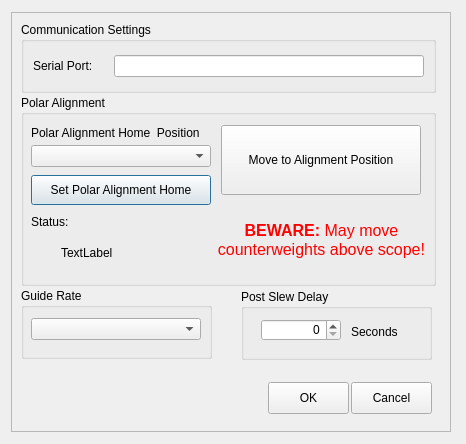
rpineau/SkyWatcher, file Skywatcher.ui: the form before one commit.
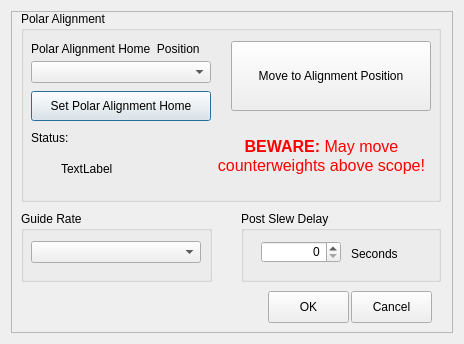
The form after the commit. Custom widgets are drawn as their Qt base class.

Commit message: Added the serial dialog settings. Fix the UI.

Patch:
```diff
--- a/Skywatcher.ui
+++ b/Skywatcher.ui
@@ -6,8 +6,8 @@
    <rect>
     <x>0</x>
     <y>0</y>
-    <width>466</width>
-    <height>444</height>
+    <width>464</width>
+    <height>344</height>
    </rect>
   </property>
   <property name="sizePolicy">
@@ -16,6 +16,18 @@
     <verstretch>0</verstretch>
    </sizepolicy>
   </property>
+  <property name="minimumSize">
+   <size>
+    <width>464</width>
+    <height>344</height>
+   </size>
+  </property>
+  <property name="maximumSize">
+   <size>
+    <width>464</width>
+    <height>344</height>
+   </size>
+  </property>
   <property name="windowTitle">
    <string>Setup Skywatcher</string>
   </property>
@@ -25,22 +37,22 @@
      <property name="enabled">
       <bool>true</bool>
      </property>
-     <property name="sizePolicy">
-      <sizepolicy hsizetype="Fixed" vsizetype="Fixed">
-       <horstretch>0</horstretch>
-       <verstretch>0</verstretch>
-      </sizepolicy>
-     </property>
      <property name="minimumSize">
       <size>
-       <width>440</width>
-       <height>420</height>
+       <width>1</width>
+       <height>1</height>
       </size>
      </property>
      <property name="maximumSize">
       <size>
-       <width>426</width>
-       <height>420</height>
+       <width>99999</width>
+       <height>99999</height>
+      </size>
+     </property>
+     <property name="sizeIncrement">
+      <size>
+       <width>1</width>
+       <height>1</height>
       </size>
      </property>
      <property name="frameShape">
@@ -49,74 +61,6 @@
      <property name="frameShadow">
       <enum>QFrame::Raised</enum>
      </property>
-     <widget class="QGroupBox" name="groupBox">
-      <property name="geometry">
-       <rect>
-        <x>10</x>
-        <y>10</y>
-        <width>415</width>
-        <height>71</height>
-       </rect>
-      </property>
-      <property name="sizePolicy">
-       <sizepolicy hsizetype="Preferred" vsizetype="Fixed">
-        <horstretch>0</horstretch>
-        <verstretch>0</verstretch>
-       </sizepolicy>
-      </property>
-      <property name="title">
-       <string>Communication Settings</string>
-      </property>
-      <layout class="QHBoxLayout" name="horizontalLayout">
-       <item>
-        <widget class="QLabel" name="label_8">
-         <property name="sizePolicy">
-          <sizepolicy hsizetype="Minimum" vsizetype="Preferred">
-           <horstretch>0</horstretch>
-           <verstretch>0</verstretch>
-          </sizepolicy>
-         </property>
-         <property name="minimumSize">
-          <size>
-           <width>75</width>
-           <height>0</height>
-          </size>
-         </property>
-         <property name="maximumSize">
-          <size>
-           <width>25</width>
-           <height>16777215</height>
-          </size>
-         </property>
-         <property name="text">
-          <string>Serial Port:</string>
-         </property>
-        </widget>
-       </item>
-       <item>
-        <widget class="QLineEdit" name="lineEdit">
-         <property name="toolTip">
-          <string>&lt;!DOCTYPE HTML PUBLIC &quot;-//W3C//DTD HTML 4.0//EN&quot; &quot;http://www.w3.org/TR/REC-html40/strict.dtd&quot;&gt;
-&lt;html&gt;&lt;head&gt;&lt;meta name=&quot;qrichtext&quot; content=&quot;1&quot; /&gt;&lt;style type=&quot;text/css&quot;&gt;
-p, li { white-space: pre-wrap; }
-&lt;/style&gt;&lt;/head&gt;&lt;body style=&quot; font-family:'MS Shell Dlg 2'; font-size:8.25pt; font-weight:400; font-style:normal;&quot;&gt;
-&lt;p style=&quot; margin-top:0px; margin-bottom:0px; margin-left:0px; margin-right:0px; -qt-block-indent:0; text-indent:0px;&quot;&gt;&lt;span style=&quot; font-size:8pt;&quot;&gt;Enter the name of the port. On Windows, this will be a COM port e.g. COM3. You can use&lt;/span&gt;&lt;/p&gt;
-&lt;p style=&quot; margin-top:0px; margin-bottom:0px; margin-left:0px; margin-right:0px; -qt-block-indent:0; text-indent:0px;&quot;&gt;&lt;span style=&quot; font-size:8pt;&quot;&gt; e.g. a Software Bisque mount com port chooser to find this out if you don't know, or the &lt;/span&gt;&lt;/p&gt;
-&lt;p style=&quot; margin-top:0px; margin-bottom:0px; margin-left:0px; margin-right:0px; -qt-block-indent:0; text-indent:0px;&quot;&gt;&lt;span style=&quot; font-size:8pt;&quot;&gt;EQMOD ascom driver (likely to be a better choice than this simplified version).&lt;/span&gt;&lt;/p&gt;
-&lt;p style=&quot;-qt-paragraph-type:empty; margin-top:0px; margin-bottom:0px; margin-left:0px; margin-right:0px; -qt-block-indent:0; text-indent:0px; font-size:8pt;&quot;&gt;&lt;/p&gt;
-&lt;p style=&quot; margin-top:0px; margin-bottom:0px; margin-left:0px; margin-right:0px; -qt-block-indent:0; text-indent:0px;&quot;&gt;&lt;span style=&quot; font-size:8pt;&quot;&gt;On the PI, enter the name of the port e.g. /dev/ttyusb0.&lt;/span&gt;&lt;/p&gt;
-&lt;p style=&quot;-qt-paragraph-type:empty; margin-top:0px; margin-bottom:0px; margin-left:0px; margin-right:0px; -qt-block-indent:0; text-indent:0px; font-size:8pt;&quot;&gt;&lt;/p&gt;
-&lt;p style=&quot; margin-top:0px; margin-bottom:0px; margin-left:0px; margin-right:0px; -qt-block-indent:0; text-indent:0px;&quot;&gt;&lt;span style=&quot; font-size:8pt;&quot;&gt;It is straightforward to map the USB connection to a more user friendly name - try this site for instructions:&lt;/span&gt;&lt;/p&gt;
-&lt;p style=&quot;-qt-paragraph-type:empty; margin-top:0px; margin-bottom:0px; margin-left:0px; margin-right:0px; -qt-block-indent:0; text-indent:0px; font-size:8pt;&quot;&gt;&lt;/p&gt;
-&lt;p style=&quot; margin-top:0px; margin-bottom:0px; margin-left:0px; margin-right:0px; -qt-block-indent:0; text-indent:0px;&quot;&gt;&lt;span style=&quot; font-size:8pt;&quot;&gt;http://indilib.org/support/tutorials/157-persistent-serial-port-mapping.html&lt;/span&gt;&lt;/p&gt;&lt;/body&gt;&lt;/html&gt;</string>
-         </property>
-         <property name="text">
-          <string/>
-         </property>
-        </widget>
-       </item>
-      </layout>
-     </widget>
      <widget class="QWidget" name="widget_5" native="true">
       <property name="geometry">
        <rect>
@@ -138,15 +82,15 @@
       <property name="geometry">
        <rect>
         <x>10</x>
-        <y>83</y>
-        <width>415</width>
+        <y>0</y>
+        <width>420</width>
         <height>191</height>
        </rect>
       </property>
       <property name="maximumSize">
        <size>
-        <width>415</width>
-        <height>16777215</height>
+        <width>9999</width>
+        <height>9999</height>
        </size>
       </property>
       <property name="title">
@@ -177,7 +121,7 @@
       <widget class="QPushButton" name="pushButton_2">
        <property name="geometry">
         <rect>
-         <x>200</x>
+         <x>210</x>
          <y>30</y>
          <width>200</width>
          <height>70</height>
@@ -266,7 +210,7 @@
       <property name="geometry">
        <rect>
         <x>257</x>
-        <y>370</y>
+        <y>280</y>
         <width>81</width>
         <height>32</height>
        </rect>
@@ -279,7 +223,7 @@
       <property name="geometry">
        <rect>
         <x>340</x>
-        <y>370</y>
+        <y>280</y>
         <width>81</width>
         <height>32</height>
        </rect>
@@ -292,7 +236,7 @@
       <property name="geometry">
        <rect>
         <x>10</x>
-        <y>276</y>
+        <y>200</y>
         <width>191</width>
         <height>71</height>
        </rect>
@@ -315,8 +259,8 @@
       <property name="geometry">
        <rect>
         <x>230</x>
-        <y>277</y>
-        <width>191</width>
+        <y>200</y>
+        <width>200</width>
         <height>71</height>
        </rect>
       </property>
```
The commit also changes 3 other files.
